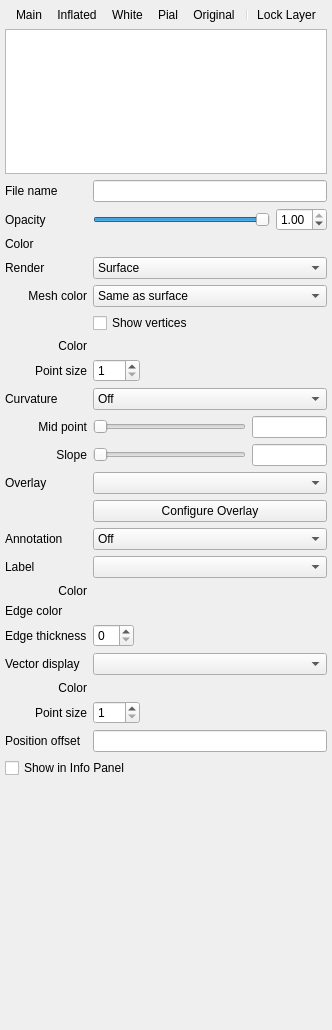
The window that freeview/PanelSurface.ui (neurodebian/freesurfer) describes before a commit, drawn with Qt 5.
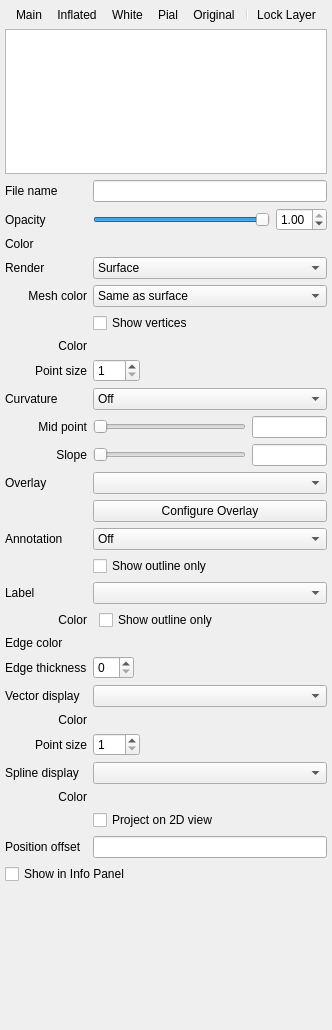
The same window after the commit. Icons and pictures are not drawn. Custom widgets are drawn as their Qt base class.

What changed in the file:
```diff
--- a/freeview/PanelSurface.ui
+++ b/freeview/PanelSurface.ui
@@ -24,8 +24,8 @@
     <rect>
      <x>0</x>
      <y>0</y>
-     <width>332</width>
-     <height>1030</height>
+     <width>314</width>
+     <height>1032</height>
     </rect>
    </property>
    <layout class="QVBoxLayout" name="verticalLayout">
@@ -455,17 +455,17 @@
         </item>
        </widget>
       </item>
-      <item row="14" column="0">
+      <item row="15" column="0">
        <widget class="QLabel" name="labelLabel">
         <property name="text">
          <string>Label</string>
         </property>
        </widget>
       </item>
-      <item row="14" column="1">
+      <item row="15" column="1">
        <widget class="QComboBox" name="comboBoxLabel"/>
       </item>
-      <item row="15" column="0">
+      <item row="16" column="0">
        <widget class="QLabel" name="labelLabelColor">
         <property name="text">
          <string>Color</string>
@@ -475,11 +475,18 @@
         </property>
        </widget>
       </item>
-      <item row="15" column="1">
+      <item row="16" column="1">
 <layout class="QHBoxLayout" name="horizontalLayout22">
         <item>
        <widget class="QtColorPicker" name="colorpickerLabelColor" native="true"/>
 </item>
+        <item>
+         <widget class="QCheckBox" name="checkBoxLabelOutline">
+          <property name="text">
+           <string>Show outline only</string>
+          </property>
+         </widget>
+        </item>
 	<item>
          <spacer name="horizontalSpacer_22">
           <property name="orientation">
@@ -495,14 +502,14 @@
         </item>
 	</layout>
       </item>
-      <item row="16" column="0">
+      <item row="17" column="0">
        <widget class="QLabel" name="labelEdgeColor">
         <property name="text">
          <string>Edge color</string>
         </property>
        </widget>
       </item>
-      <item row="16" column="1">
+      <item row="17" column="1">
 <layout class="QHBoxLayout" name="horizontalLayout23">
         <item>
        <widget class="QtColorPicker" name="colorpickerEdgeColor" native="true"/>
@@ -522,14 +529,14 @@
         </item>
 	</layout>
       </item>
-      <item row="17" column="0">
+      <item row="18" column="0">
        <widget class="QLabel" name="labelEdgeThickness">
         <property name="text">
          <string>Edge thickness</string>
         </property>
        </widget>
       </item>
-      <item row="17" column="1">
+      <item row="18" column="1">
        <layout class="QHBoxLayout" name="horizontalLayout_17">
         <item>
          <widget class="QSpinBox" name="spinBoxEdgeThickness"/>
@@ -549,17 +556,17 @@
         </item>
        </layout>
       </item>
-      <item row="18" column="0">
+      <item row="19" column="0">
        <widget class="QLabel" name="labelVectorDisplay">
         <property name="text">
          <string>Vector display</string>
         </property>
        </widget>
       </item>
-      <item row="18" column="1">
+      <item row="19" column="1">
        <widget class="QComboBox" name="comboBoxVectorDisplay"/>
       </item>
-      <item row="19" column="0">
+      <item row="20" column="0">
        <widget class="QLabel" name="labelVectorColor">
         <property name="text">
          <string>Color</string>
@@ -569,7 +576,7 @@
         </property>
        </widget>
       </item>
-      <item row="19" column="1">
+      <item row="20" column="1">
 <layout class="QHBoxLayout" name="horizontalLayout24">
         <item>
        <widget class="QtColorPicker" name="colorpickerVectorColor" native="true"/>
@@ -589,7 +596,7 @@
         </item>
 	</layout>
       </item>
-      <item row="20" column="0">
+      <item row="21" column="0">
        <widget class="QLabel" name="labelVectorPointSize">
         <property name="text">
          <string>Point size</string>
@@ -599,7 +606,7 @@
         </property>
        </widget>
       </item>
-      <item row="20" column="1">
+      <item row="21" column="1">
        <layout class="QHBoxLayout" name="horizontalLayout_3">
         <item>
          <widget class="QSpinBox" name="spinBoxVectorPointSize">
@@ -626,16 +633,87 @@
         </item>
        </layout>
       </item>
-      <item row="21" column="0">
+      <item row="25" column="0">
        <widget class="QLabel" name="labelPositionOffset">
         <property name="text">
          <string>Position offset</string>
         </property>
        </widget>
       </item>
-      <item row="21" column="1">
+      <item row="25" column="1">
        <widget class="QLineEdit" name="lineEditPositionOffset"/>
       </item>
+      <item row="14" column="1">
+       <layout class="QHBoxLayout" name="horizontalLayout22_3">
+        <item>
+         <widget class="QCheckBox" name="checkBoxAnnotationOutline">
+          <property name="text">
+           <string>Show outline only</string>
+          </property>
+         </widget>
+        </item>
+        <item>
+         <spacer name="horizontalSpacer_30">
+          <property name="orientation">
+           <enum>Qt::Horizontal</enum>
+          </property>
+          <property name="sizeHint" stdset="0">
+           <size>
+            <width>0</width>
+            <height>0</height>
+           </size>
+          </property>
+         </spacer>
+        </item>
+       </layout>
+      </item>
+      <item row="22" column="0">
+       <widget class="QLabel" name="label">
+        <property name="text">
+         <string>Spline display</string>
+        </property>
+       </widget>
+      </item>
+      <item row="22" column="1">
+       <widget class="QComboBox" name="comboBoxSplineDisplay"/>
+      </item>
+      <item row="23" column="0">
+       <widget class="QLabel" name="labelSplineColor">
+        <property name="text">
+         <string>Color</string>
+        </property>
+        <property name="alignment">
+         <set>Qt::AlignRight|Qt::AlignTrailing|Qt::AlignVCenter</set>
+        </property>
+       </widget>
+      </item>
+      <item row="23" column="1">
+       <layout class="QHBoxLayout" name="horizontalLayout23_2">
+        <item>
+         <widget class="QtColorPicker" name="colorpickerSplineColor" native="true"/>
+        </item>
+        <item>
+         <spacer name="horizontalSpacer_25">
+          <property name="orientation">
+           <enum>Qt::Horizontal</enum>
+          </property>
+          <property name="sizeHint" stdset="0">
+           <size>
+            <width>0</width>
+            <height>0</height>
+           </size>
+          </property>
+         </spacer>
+        </item>
+       </layout>
+      </item>
+      <item row="24" column="1">
+       <widget class="QCheckBox" name="checkBoxSplineProjection">
+        <property name="text">
+         <string>Project on 2D view</string>
+        </property>
+       </widget>
+      </item>
      </layout>
     </item>
     <item>
```
Left out of the diff: 40 changed lines with no effect on the pictures. Lines whose indentation alone changed are shown as unchanged.
